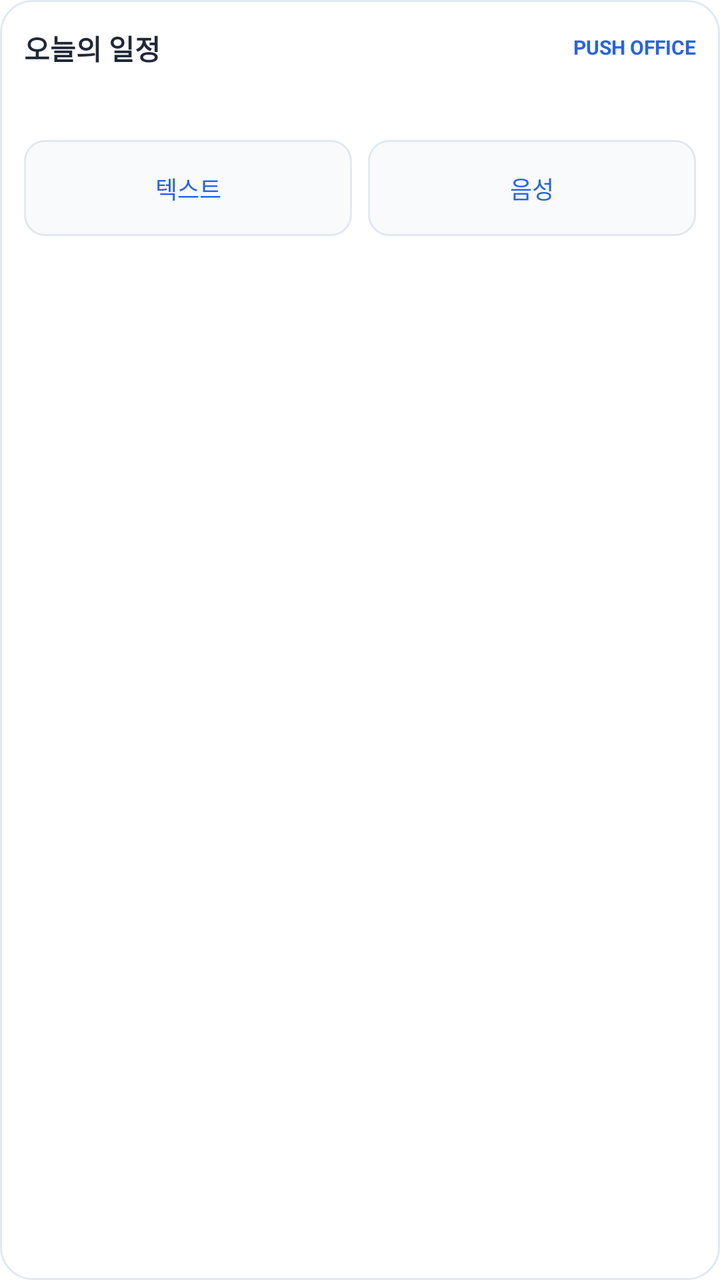
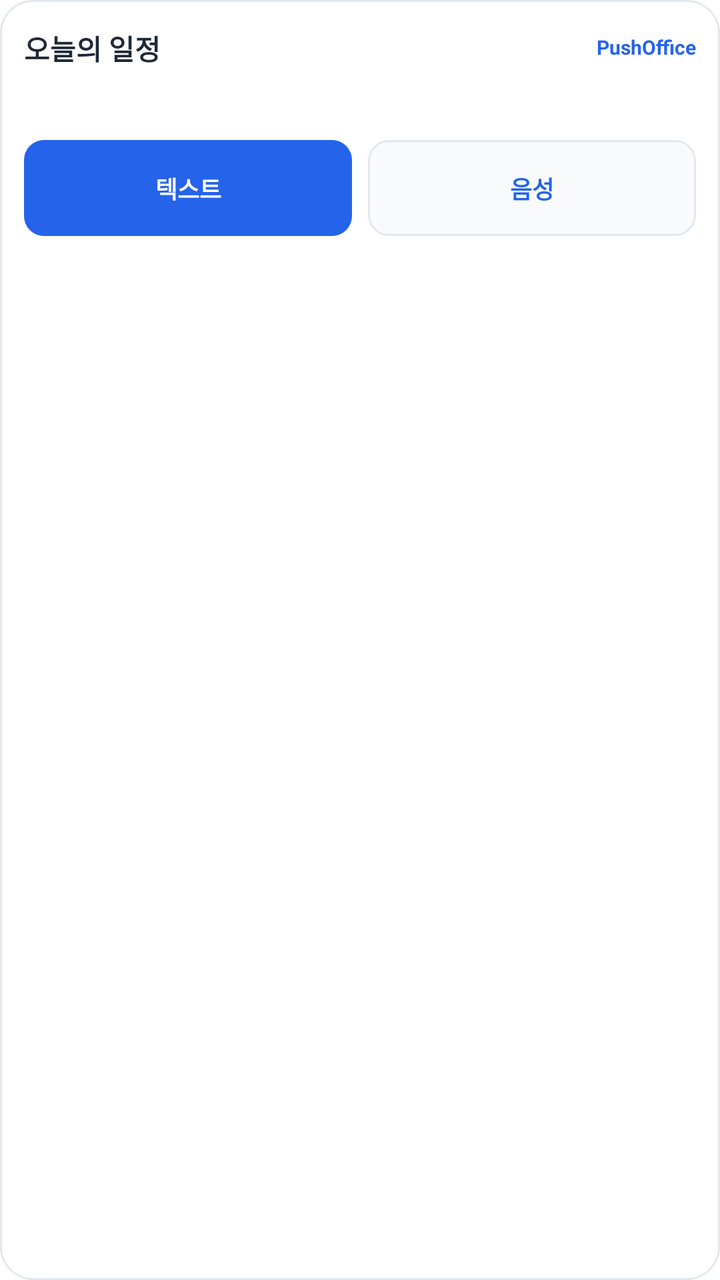

Compare the two renders of this Android layout. The source of the first and the diff that turns it into the second are given below.
<!-- AndroidManifest.xml: fallback theme Theme.MaterialComponents.DayNight.NoActionBar -->
<!-- res/layout/widget_agenda.xml -->
<LinearLayout xmlns:android="http://schemas.android.com/apk/res/android"
    android:id="@+id/widget_root"
    android:layout_width="match_parent"
    android:layout_height="match_parent"
    android:orientation="vertical"
    android:padding="12dp"
    android:background="@drawable/widget_background">

    <LinearLayout
        android:id="@+id/widget_header"
        android:layout_width="match_parent"
        android:layout_height="wrap_content"
        android:minHeight="24dp"
        android:gravity="center_vertical"
        android:orientation="horizontal">
        <TextView
            android:id="@+id/widget_heading"
            android:layout_width="0dp"
            android:layout_height="wrap_content"
            android:layout_weight="1"
            android:includeFontPadding="false"
            android:maxLines="1"
            android:ellipsize="end"
            android:text="오늘의 일정"
            android:textColor="@color/po_widget_text"
            android:textSize="14sp"
            android:textStyle="bold" />
        <TextView
            android:id="@+id/widget_brand"
            android:layout_width="wrap_content"
            android:layout_height="wrap_content"
            android:layout_marginStart="12dp"
            android:includeFontPadding="false"
            android:maxLines="1"
            android:text="PUSH OFFICE"
            android:textColor="@color/po_widget_accent"
            android:textSize="10sp"
            android:textStyle="bold" />
    </LinearLayout>

    <TextView
        android:id="@+id/widget_event_1"
        android:layout_width="match_parent"
        android:layout_height="wrap_content"
        android:minHeight="28dp"
        android:paddingTop="3dp"
        android:paddingBottom="3dp"
        android:gravity="center_vertical"
        android:includeFontPadding="false"
        android:maxLines="1"
        android:ellipsize="end"
        android:textColor="@color/po_widget_text"
        android:textSize="15sp" />

    <TextView
        android:id="@+id/widget_event_2"
        android:visibility="gone"
        android:layout_width="match_parent"
        android:layout_height="wrap_content"
        android:minHeight="28dp"
        android:paddingTop="3dp"
        android:paddingBottom="3dp"
        android:gravity="center_vertical"
        android:includeFontPadding="false"
        android:maxLines="1"
        android:ellipsize="end"
        android:textColor="@color/po_widget_text"
        android:textSize="15sp" />

    <TextView
        android:id="@+id/widget_event_3"
        android:visibility="gone"
        android:layout_width="match_parent"
        android:layout_height="wrap_content"
        android:minHeight="28dp"
        android:paddingTop="3dp"
        android:paddingBottom="3dp"
        android:gravity="center_vertical"
        android:includeFontPadding="false"
        android:maxLines="1"
        android:ellipsize="end"
        android:textColor="@color/po_widget_text"
        android:textSize="15sp" />

    <LinearLayout
        android:id="@+id/widget_actions"
        android:layout_width="match_parent"
        android:layout_height="48dp"
        android:layout_marginTop="6dp"
        android:orientation="horizontal">
        <TextView
            android:id="@+id/widget_text"
            android:layout_width="0dp"
            android:layout_height="match_parent"
            android:layout_weight="1"
            android:layout_marginEnd="4dp"
            android:background="@drawable/widget_action_background"
            android:gravity="center"
            android:includeFontPadding="false"
            android:maxLines="1"
            android:text="텍스트"
            android:contentDescription="텍스트로 일정 입력"
            android:textColor="@color/po_widget_accent"
            android:textSize="12sp" />
        <TextView
            android:id="@+id/widget_voice"
            android:layout_width="0dp"
            android:layout_height="match_parent"
            android:layout_weight="1"
            android:layout_marginStart="4dp"
            android:background="@drawable/widget_action_background"
            android:gravity="center"
            android:includeFontPadding="false"
            android:maxLines="1"
            android:text="음성"
            android:contentDescription="음성 입력 선택 화면 열기"
            android:textColor="@color/po_widget_accent"
            android:textSize="12sp" />
    </LinearLayout>
</LinearLayout>
<!-- resources referenced by this layout -->
<resources>
  <color name="po_widget_accent">#2563EB</color>
  <color name="po_widget_text">#1F2937</color>
  <!-- drawable widget_action_background (drawable) -->
  <shape xmlns:android="http://schemas.android.com/apk/res/android">
      <solid android:color="@color/po_widget_action_surface"/>
      <corners android:radius="10dp"/>
      <stroke android:width="1dp" android:color="@color/po_widget_border"/>
  </shape>
  <!-- drawable widget_background (drawable) -->
  <shape xmlns:android="http://schemas.android.com/apk/res/android">
      <solid android:color="@color/po_widget_surface"/>
      <corners android:radius="16dp"/>
      <stroke android:width="1dp" android:color="@color/po_widget_border"/>
  </shape>
  <color name="po_widget_action_surface">#F8FAFC</color>
  <color name="po_widget_border">#E2E8F0</color>
  <color name="po_widget_surface">#FFFFFF</color>
</resources>

<!-- the commit's change to res/layout/widget_agenda.xml (unified diff, before → after) -->
@@ -32,7 +32,7 @@
             android:layout_marginStart="12dp"
             android:includeFontPadding="false"
             android:maxLines="1"
-            android:text="PUSH OFFICE"
+            android:text="PushOffice"
             android:textColor="@color/po_widget_accent"
             android:textSize="10sp"
             android:textStyle="bold" />
@@ -94,14 +94,15 @@
             android:layout_height="match_parent"
             android:layout_weight="1"
             android:layout_marginEnd="4dp"
-            android:background="@drawable/widget_action_background"
+            android:background="@drawable/widget_primary_action_background"
             android:gravity="center"
             android:includeFontPadding="false"
             android:maxLines="1"
             android:text="텍스트"
             android:contentDescription="텍스트로 일정 입력"
-            android:textColor="@color/po_widget_accent"
-            android:textSize="12sp" />
+            android:textColor="@color/po_widget_on_primary"
+            android:textSize="12sp"
+            android:textStyle="bold" />
         <TextView
             android:id="@+id/widget_voice"
             android:layout_width="0dp"
@@ -115,6 +116,7 @@
             android:text="음성"
             android:contentDescription="음성 입력 선택 화면 열기"
             android:textColor="@color/po_widget_accent"
-            android:textSize="12sp" />
+            android:textSize="12sp"
+            android:textStyle="bold" />
     </LinearLayout>
 </LinearLayout>
<!-- resource entries referenced after the edit -->
@@ -1,6 +1,7 @@
 <!-- resources referenced by this layout -->
 <resources>
   <color name="po_widget_accent">#2563EB</color>
+  <color name="po_widget_on_primary">#FFFFFF</color>
   <color name="po_widget_text">#1F2937</color>
   <!-- drawable widget_action_background (drawable) -->
   <shape xmlns:android="http://schemas.android.com/apk/res/android">
@@ -14,6 +15,11 @@
       <corners android:radius="16dp"/>
       <stroke android:width="1dp" android:color="@color/po_widget_border"/>
   </shape>
+  <!-- drawable widget_primary_action_background (drawable) -->
+  <shape xmlns:android="http://schemas.android.com/apk/res/android">
+      <solid android:color="@color/po_widget_accent"/>
+      <corners android:radius="10dp"/>
+  </shape>
   <color name="po_widget_action_surface">#F8FAFC</color>
   <color name="po_widget_border">#E2E8F0</color>
   <color name="po_widget_surface">#FFFFFF</color>
